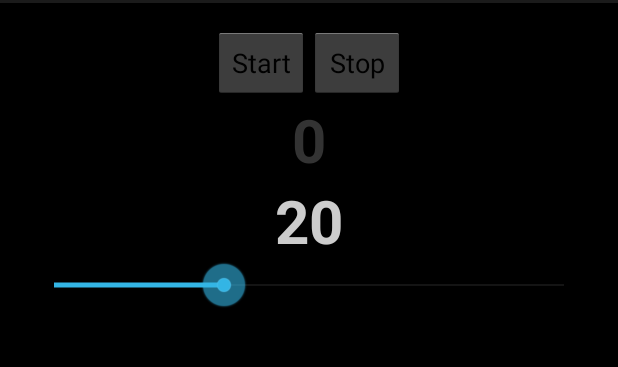
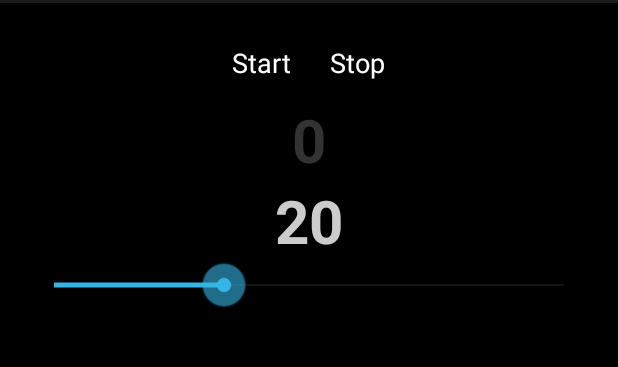
Before and after one commit to gazofnaz/Android-Meditation_Timer, an Android app: the screen it shows after launch (MainActivity), on a phone screen of 412 x 824 dp, the part 69-436 px from its top. Run offline under Robolectric (Android 15) with nearby library versions, the phone set to English and light mode, and no system bars.

Commit message:
Fix issues with android lint
Mainly style issues, some redundant items

```diff
--- a/src/main/AndroidManifest.xml
+++ b/src/main/AndroidManifest.xml
@@ -6,7 +6,7 @@
 
     <uses-sdk
         android:minSdkVersion="11"
-        android:targetSdkVersion="16" />
+        android:targetSdkVersion="18" />
 
     <application
         android:allowBackup="true"
--- a/src/main/res/layout/activity_main.xml
+++ b/src/main/res/layout/activity_main.xml
@@ -7,8 +7,7 @@
     android:paddingTop="@dimen/activity_vertical_margin"
     android:paddingBottom="@dimen/activity_vertical_margin"
     tools:context=".MainActivity"
-    android:orientation="vertical"
-    android:background="#ff000000">
+    android:orientation="vertical">
 
     <LinearLayout
             android:layout_width="fill_parent"
@@ -22,14 +21,18 @@
                 android:text="@string/b_play"
                 android:layout_width="wrap_content"
                 android:layout_height="wrap_content"
-                android:weightSum="1"/>
+                android:weightSum="1"
+                style="?android:attr/borderlessButtonStyle"
+                android:textColor="#ffffff"/>
 
         <Button
                 android:id="@+id/b_stop"
                 android:text="@string/b_stop"
                 android:layout_width="wrap_content"
                 android:layout_height="wrap_content"
-                android:weightSum="1"/>
+                android:weightSum="1"
+                style="?android:attr/borderlessButtonStyle"
+                android:textColor="#ffffff"/>
 
     </LinearLayout>
 
--- a/src/main/res/menu/main.xml
+++ /dev/null
@@ -1,6 +0,0 @@
-<menu xmlns:android="http://schemas.android.com/apk/res/android">
-    <item android:id="@+id/action_settings"
-        android:title="@string/action_settings"
-        android:orderInCategory="100"
-        android:showAsAction="never" />
-</menu>
--- a/src/main/res/values/strings.xml
+++ b/src/main/res/values/strings.xml
@@ -2,8 +2,6 @@
 <resources>
 
     <string name="app_name" >Meditation_Timer
-    </string>
-    <string name="action_settings" >Settings
     </string>
     <string name="b_play" >Start
     </string>
--- a/src/main/res/values/styles.xml
+++ b/src/main/res/values/styles.xml
@@ -1,5 +1,5 @@
 <resources>
-
+    <color name="pitch_black">#FF000000</color>
     <!--
         Base application theme, dependent on API level. This theme is replaced
         by AppBaseTheme from res/values-vXX/styles.xml on newer devices.
@@ -15,6 +15,7 @@
     <!-- Application theme. -->
     <style name="AppTheme" parent="AppBaseTheme">
         <!-- All customizations that are NOT specific to a particular API-level can go here. -->
+        <item name="android:windowBackground">@color/pitch_black</item>
     </style>
 
 </resources>
```
